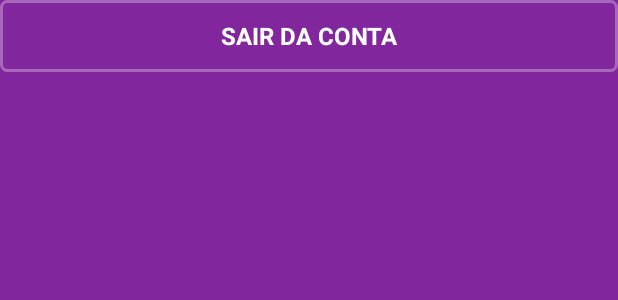
After one commit to WyskShiro/main-nubank-ui, an Android app: the layout vh_logout.xml on its own in the app's theme, with its tools: preview values and no code run, on a phone screen of 412 x 824 dp. The commit adds this screen. Shown: the top 300 px of the screen. Run offline under Robolectric (Android 15) with nearby library versions, the phone set to English and light mode, and no system bars.

Commit message:
Logout button

```diff
--- a/domain/src/main/java/com/tem/domain/entity/RecyclerItem.kt
+++ b/domain/src/main/java/com/tem/domain/entity/RecyclerItem.kt
@@ -1,7 +1,8 @@
 package com.tem.domain.entity
 
 data class RecyclerItem(
-    val icon: Int,
-    val text: String,
+    val recyclerType: RecyclerType,
+    val icon: Int? = null,
+    val text: String? = null,
     val secondaryText: String? = null
 )
--- a/domain/src/main/java/com/tem/domain/util/Strings.kt
+++ b/domain/src/main/java/com/tem/domain/util/Strings.kt
@@ -21,5 +21,6 @@ interface Strings {
     val mainMenuOptionCardConfigure: String
     val mainMenuOptionAskPjAccount: String
     val mainMenuOptionAppConfigurations: String
+    val mainAccountLogout: String
 
 }
--- a/presentation/src/main/java/com/tem/plate/util/resources/AndroidStrings.kt
+++ b/presentation/src/main/java/com/tem/plate/util/resources/AndroidStrings.kt
@@ -28,6 +28,7 @@ class AndroidStrings @Inject constructor(context: Context) : Strings {
     override val mainMenuOptionCardConfigure: String get() = res(R.string.main_menu_option_card_configure)
     override val mainMenuOptionAskPjAccount: String get() = res(R.string.main_menu_option_ask_pj_account)
     override val mainMenuOptionAppConfigurations: String get() = res(R.string.main_menu_option_app_configurations)
+    override val mainAccountLogout: String get() = res(R.string.main_account_logout)
 
     private fun res(@StringRes stringId: Int) = context.getString(stringId)
 }
--- /dev/null
+++ b/presentation/src/main/res/drawable/bg_transparent_outlined.xml
@@ -0,0 +1,8 @@
+<?xml version="1.0" encoding="utf-8"?>
+<shape xmlns:android="http://schemas.android.com/apk/res/android">
+    <solid android:color="@color/primary" />
+    <stroke
+        android:width="@dimen/spacing_2"
+        android:color="@color/white_alpha30" />
+    <corners android:radius="@dimen/spacing_4" />
+</shape>
--- a/presentation/src/main/res/layout/activity_container.xml
+++ b/presentation/src/main/res/layout/activity_container.xml
@@ -91,9 +91,11 @@
     <androidx.recyclerview.widget.RecyclerView
         android:id="@+id/recycler_view_main_options"
         android:layout_width="match_parent"
-        android:layout_height="wrap_content"
+        android:layout_height="0dp"
         android:layout_marginStart="@dimen/spacing_24"
         android:layout_marginEnd="@dimen/spacing_24"
+        android:overScrollMode="never"
+        app:layout_constraintBottom_toBottomOf="parent"
         app:layout_constraintEnd_toEndOf="parent"
         app:layout_constraintStart_toStartOf="parent"
         app:layout_constraintTop_toBottomOf="@id/first_divider"
--- /dev/null
+++ b/presentation/src/main/res/layout/vh_logout.xml
@@ -0,0 +1,11 @@
+<?xml version="1.0" encoding="utf-8"?>
+<Button xmlns:android="http://schemas.android.com/apk/res/android"
+    android:id="@+id/logout_button"
+    style="@style/LargeText"
+    android:layout_width="match_parent"
+    android:layout_height="wrap_content"
+    android:background="@drawable/bg_transparent_outlined"
+    android:paddingTop="@dimen/spacing_8"
+    android:paddingBottom="@dimen/spacing_8"
+    android:text="@string/main_account_logout"
+    android:textStyle="bold" />
--- a/presentation/src/main/res/values/styles.xml
+++ b/presentation/src/main/res/values/styles.xml
@@ -10,6 +10,11 @@
         <item name="android:statusBarColor">@color/primary</item>
     </style>
 
+    <style name="LargeText" parent="TextAppearance.AppCompat.Large">
+        <item name="android:textColor">@color/white</item>
+        <item name="android:textSize">16sp</item>
+    </style>
+
     <style name="NormalText" parent="TextAppearance.AppCompat.Medium">
         <item name="android:textColor">@color/white</item>
         <item name="android:textSize">14sp</item>
```
Also changed, not shown: domain/src/main/java/com/tem/domain/entity/RecyclerType.kt (added, +8 -0 lines), domain/src/main/java/com/tem/domain/interactor/GetMainOptions.kt (+11 -1 lines), presentation/src/main/java/com/tem/plate/container/MainAdapter.kt (+16 -5 lines), presentation/src/main/java/com/tem/plate/container/VhMainLogout.kt (added, +28 -0 lines), presentation/src/main/java/com/tem/plate/container/VhMainOption.kt (+3 -6 lines), presentation/src/main/java/com/tem/plate/util/CustomExceptions.kt (added, +7 -0 lines).
